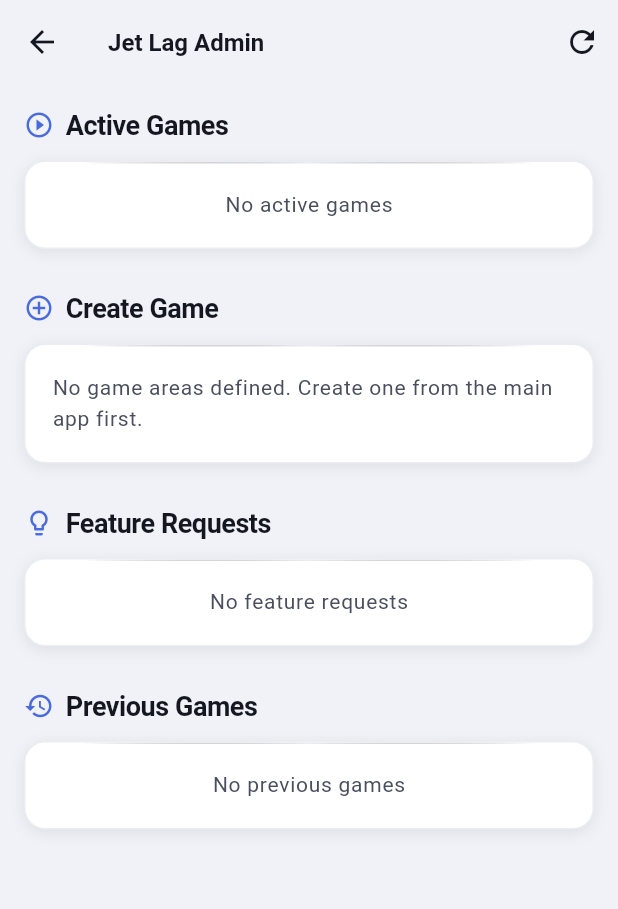
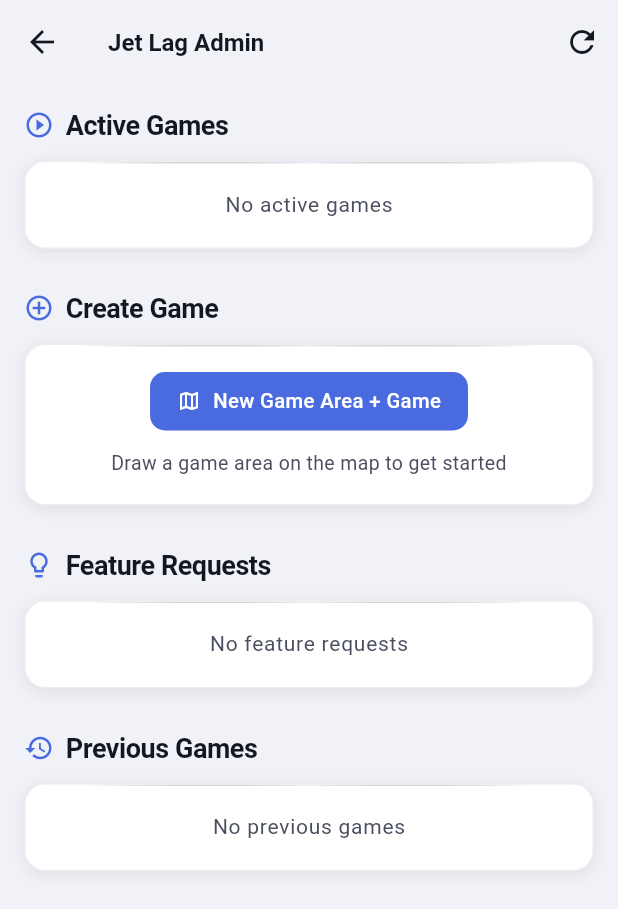
Before and after one commit to parthivapsani/jetlag-hideseek, a Flutter app: the AdminScreen screen opened by its route, on a phone screen of 412 x 824 dp. Shown: the top 909 px of the screen. Run offline on Flutter 3.47's test engine with Material 3 defaults, Android fonts, the phone set to English and light mode, and no system bars; our stand-ins replace flutter_riverpod, freezed_annotation, geolocator, go_router, google_maps_flutter, image_picker and 2 more; accounts and stored records are empty; generated files the repository leaves out were written again; Roboto replaces fonts that are missing (Plus Jakarta Sans).

Commit message:
fix: simplify admin game creation flow
Show 'New Game Area + Game' button prominently. Existing areas
available as quick-create option below.

Co-Authored-By: Claude Opus 4.6 (1M context) <noreply@anthropic.com>

```diff
--- a/lib/features/admin/admin_screen.dart
+++ b/lib/features/admin/admin_screen.dart
@@ -192,51 +192,68 @@ class _AdminScreenState extends ConsumerState<AdminScreen> {
             child: Column(
               crossAxisAlignment: CrossAxisAlignment.stretch,
               children: [
+                // Always show "Draw New Area" button
+                Center(
+                  child: JetlagButton(
+                    label: 'New Game Area + Game',
+                    icon: Icons.map_outlined,
+                    variant: JetlagButtonVariant.primary,
+                    onPressed: () => context.push('/create-game'),
+                  ),
+                ),
+
+                // If areas exist, also show quick create
                 gameAreas.when(
-                  loading: () => const _LoadingWidget(),
-                  error: (e, _) => _ErrorWidget(error: e.toString()),
+                  loading: () => const SizedBox.shrink(),
+                  error: (_, __) => const SizedBox.shrink(),
                   data: (areas) {
                     if (areas.isEmpty) {
-                      return Text(
-                        'No game areas defined. Create one from the main app first.',
-                        style: Theme.of(context).textTheme.bodyLarge,
+                      return Padding(
+                        padding: const EdgeInsets.only(top: 12),
+                        child: Text(
+                          'Draw a game area on the map to get started',
+                          style: TextStyle(color: context.textSecondary, fontSize: 13),
+                          textAlign: TextAlign.center,
+                        ),
                       );
                     }
                     return Column(
-                      crossAxisAlignment: CrossAxisAlignment.stretch,
                       children: [
+                        const SizedBox(height: 16),
+                        Divider(color: context.border),
+                        const SizedBox(height: 16),
+                        Text(
+                          'Or use an existing area:',
+                          style: TextStyle(color: context.textSecondary, fontSize: 13),
+                        ),
+                        const SizedBox(height: 12),
                         DropdownButtonFormField<String>(
                           value: _selectedAreaId ?? areas.first.id,
-                          decoration: const InputDecoration(
-                            labelText: 'Game Area',
-                          ),
-                          items: areas
-                              .map((a) => DropdownMenuItem(
-                                    value: a.id,
-                                    child: Text(a.name),
-                                  ))
-                              .toList(),
+                          decoration: const InputDecoration(labelText: 'Game Area'),
+                          items: areas.map((a) => DropdownMenuItem(
+                            value: a.id,
+                            child: Text(a.name),
+                          )).toList(),
                           onChanged: (v) => setState(() => _selectedAreaId = v),
                         ),
-                        const SizedBox(height: 16),
+                        const SizedBox(height: 12),
                         Center(
                           child: JetlagButton(
                             label: 'Create Game',
                             icon: Icons.add,
                             isLoading: _isCreating,
-                            onPressed: _isCreating
-                                ? null
-                                : () {
-                                    final areaId = _selectedAreaId ??
-                                        (areas.isNotEmpty ? areas.first.id : null);
-                                    if (areaId != null) _createGame(areaId);
-                                  },
+                            onPressed: _isCreating ? null : () {
+                              final areaId = _selectedAreaId ?? areas.first.id;
+                              _createGame(areaId);
+                            },
                           ),
                         ),
                       ],
                     );
                   },
                 ),
+
+                // Show created game link
                 if (_createdRoomCode != null) ...[
                   const SizedBox(height: 16),
                   JetlagCard(
@@ -247,27 +264,18 @@ class _AdminScreenState extends ConsumerState<AdminScreen> {
                           child: Column(
                             crossAxisAlignment: CrossAxisAlignment.start,
                             children: [
-                              Text(
-                                'Game Created!',
-                                style: Theme.of(context)
-                                    .textTheme
-                                    .titleMedium
-                                    ?.copyWith(color: context.green),
-                              ),
+                              Text('Game Created!',
+                                style: Theme.of(context).textTheme.titleMedium?.copyWith(color: context.green)),
                               const SizedBox(height: 4),
-                              SelectableText(
-                                'jetlag.ratz.fyi/g/$_createdRoomCode',
-                                style: Theme.of(context).textTheme.bodyLarge,
-                              ),
+                              SelectableText('jetlag.ratz.fyi/g/$_createdRoomCode',
+                                style: Theme.of(context).textTheme.bodyLarge),
                             ],
                           ),
                         ),
                         IconButton(
                           icon: const Icon(Icons.copy, size: 18),
                           onPressed: () {
-                            Clipboard.setData(ClipboardData(
-                              text: 'https://jetlag.ratz.fyi/g/$_createdRoomCode',
-                            ));
+                            Clipboard.setData(ClipboardData(text: 'https://jetlag.ratz.fyi/g/$_createdRoomCode'));
                             ScaffoldMessenger.of(context).showSnackBar(
                               const SnackBar(content: Text('Link copied')),
                             );
```
